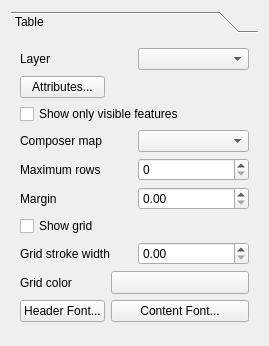
qgis/QGIS, file src/ui/qgscomposertablewidgetbase.ui: the form before one commit.
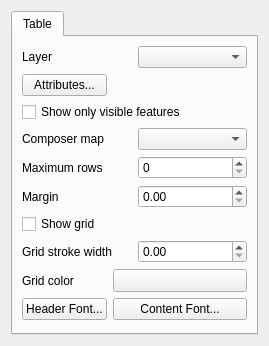
The form after the commit. Custom widgets are drawn as their Qt base class.

Commit message: Changed all QToolBox objects to QTabWidget.  Easier to see item options and less mouse movement

What changed in the file:
```diff
--- a/src/ui/qgscomposertablewidgetbase.ui
+++ b/src/ui/qgscomposertablewidgetbase.ui
@@ -15,20 +15,9 @@
   </property>
   <layout class="QGridLayout" name="gridLayout_2">
    <item row="0" column="0">
-    <widget class="QToolBox" name="mToolBox">
-     <property name="currentIndex">
-      <number>0</number>
-     </property>
-     <widget class="QWidget" name="page">
-      <property name="geometry">
-       <rect>
-        <x>0</x>
-        <y>0</y>
-        <width>260</width>
-        <height>298</height>
-       </rect>
-      </property>
-      <attribute name="label">
+    <widget class="QTabWidget" name="toolBox">
+     <widget class="QWidget" name="page" native="true">
+      <attribute name="title">
        <string>Table</string>
       </attribute>
       <layout class="QGridLayout" name="gridLayout">
```
Left out of the diff: 18 changed lines with no effect on the pictures. The commit also changes 15 other files.
